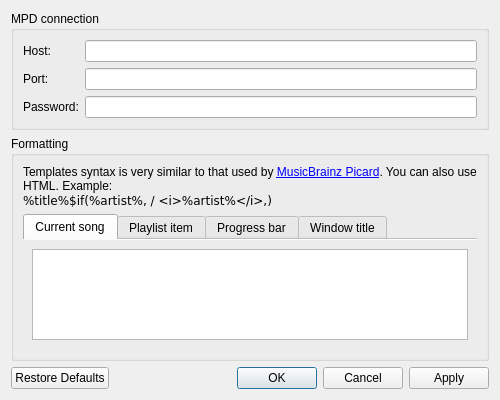
This is qygmy/ui/settings.ui in tsufeki/qygmy as Qt 5 draws it before an edit. The edited form follows.
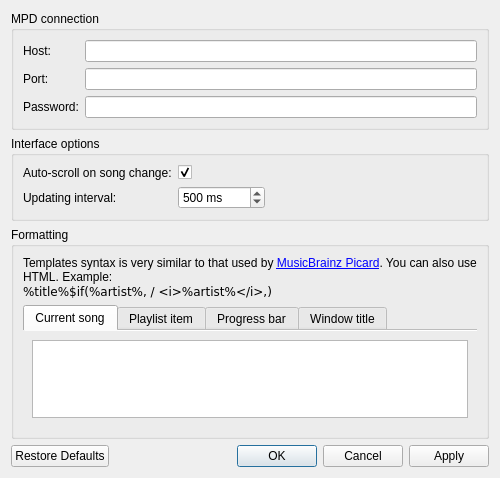
This is the edited form.

Commit message: - Full drag&drop support. - Added some configurable options. - Fixes.

Diff of the .ui file:
```diff
--- a/qygmy/ui/settings.ui
+++ b/qygmy/ui/settings.ui
@@ -10,7 +10,7 @@
     <x>0</x>
     <y>0</y>
     <width>500</width>
-    <height>400</height>
+    <height>448</height>
    </rect>
   </property>
   <property name="windowTitle">
@@ -22,6 +22,12 @@
   <layout class="QVBoxLayout" name="v">
    <item>
     <widget class="QGroupBox" name="conn_group">
+     <property name="sizePolicy">
+      <sizepolicy hsizetype="MinimumExpanding" vsizetype="Fixed">
+       <horstretch>0</horstretch>
+       <verstretch>0</verstretch>
+      </sizepolicy>
+     </property>
      <property name="title">
       <string>MPD connection</string>
      </property>
@@ -76,8 +82,72 @@
      </layout>
     </widget>
    </item>
+   <item>
+    <widget class="QGroupBox" name="gui_group">
+     <property name="sizePolicy">
+      <sizepolicy hsizetype="MinimumExpanding" vsizetype="Fixed">
+       <horstretch>0</horstretch>
+       <verstretch>0</verstretch>
+      </sizepolicy>
+     </property>
+     <property name="title">
+      <string>Interface options</string>
+     </property>
+     <layout class="QFormLayout" name="vm">
+      <property name="fieldGrowthPolicy">
+       <enum>QFormLayout::ExpandingFieldsGrow</enum>
+      </property>
+      <item row="0" column="0">
+       <widget class="QLabel" name="autoscroll_label">
+        <property name="text">
+         <string>Auto-scroll on song change:</string>
+        </property>
+       </widget>
+      </item>
+      <item row="0" column="1">
+       <widget class="QCheckBox" name="autoscroll">
+        <property name="checked">
+         <bool>true</bool>
+        </property>
+       </widget>
+      </item>
+      <item row="1" column="0">
+       <widget class="QLabel" name="interval_label">
+        <property name="text">
+         <string>Updating interval:</string>
+        </property>
+       </widget>
+      </item>
+      <item row="1" column="1">
+       <widget class="QSpinBox" name="interval">
+        <property name="suffix">
+         <string> ms</string>
+        </property>
+        <property name="minimum">
+         <number>100</number>
+        </property>
+        <property name="maximum">
+         <number>3600000</number>
+        </property>
+        <property name="singleStep">
+         <number>100</number>
+        </property>
+        <property name="value">
+         <number>500</number>
+        </property>
+       </widget>
+      </item>
+     </layout>
+    </widget>
+   </item>
    <item>
     <widget class="QGroupBox" name="format_group">
+     <property name="sizePolicy">
+      <sizepolicy hsizetype="MinimumExpanding" vsizetype="MinimumExpanding">
+       <horstretch>0</horstretch>
+       <verstretch>0</verstretch>
+      </sizepolicy>
+     </property>
      <property name="title">
       <string>Formatting</string>
      </property>
@@ -110,18 +180,24 @@
          <bool>true</bool>
         </property>
         <widget class="QWidget" name="tab1">
-         <property name="sizePolicy">
-          <sizepolicy hsizetype="Expanding" vsizetype="Expanding">
-           <horstretch>0</horstretch>
-           <verstretch>0</verstretch>
-          </sizepolicy>
-         </property>
          <attribute name="title">
           <string>Current song</string>
          </attribute>
          <layout class="QVBoxLayout" name="vf1">
           <item>
            <widget class="QPlainTextEdit" name="current_song">
+            <property name="sizePolicy">
+             <sizepolicy hsizetype="Expanding" vsizetype="Ignored">
+              <horstretch>0</horstretch>
+              <verstretch>0</verstretch>
+             </sizepolicy>
+            </property>
+            <property name="minimumSize">
+             <size>
+              <width>0</width>
+              <height>60</height>
+             </size>
+            </property>
             <property name="font">
              <font>
               <family>DejaVu Sans Mono</family>
@@ -132,18 +208,24 @@
          </layout>
         </widget>
         <widget class="QWidget" name="tab2">
-         <property name="sizePolicy">
-          <sizepolicy hsizetype="Expanding" vsizetype="Expanding">
-           <horstretch>0</horstretch>
-           <verstretch>0</verstretch>
-          </sizepolicy>
-         </property>
          <attribute name="title">
           <string>Playlist item</string>
          </attribute>
          <layout class="QVBoxLayout" name="vf2">
           <item>
            <widget class="QPlainTextEdit" name="playlist_item">
+            <property name="sizePolicy">
+             <sizepolicy hsizetype="Expanding" vsizetype="Ignored">
+              <horstretch>0</horstretch>
+              <verstretch>0</verstretch>
+             </sizepolicy>
+            </property>
+            <property name="minimumSize">
+             <size>
+              <width>0</width>
+              <height>60</height>
+             </size>
+            </property>
             <property name="font">
              <font>
               <family>DejaVu Sans Mono</family>
@@ -154,18 +236,24 @@
          </layout>
         </widget>
         <widget class="QWidget" name="tab3">
-         <property name="sizePolicy">
-          <sizepolicy hsizetype="Expanding" vsizetype="Expanding">
-           <horstretch>0</horstretch>
-           <verstretch>0</verstretch>
-          </sizepolicy>
-         </property>
          <attribute name="title">
           <string>Progress bar</string>
          </attribute>
          <layout class="QVBoxLayout" name="vf3">
           <item>
            <widget class="QPlainTextEdit" name="progressbar">
+            <property name="sizePolicy">
+             <sizepolicy hsizetype="Expanding" vsizetype="Ignored">
+              <horstretch>0</horstretch>
+              <verstretch>0</verstretch>
+             </sizepolicy>
+            </property>
+            <property name="minimumSize">
+             <size>
+              <width>0</width>
+              <height>60</height>
+             </size>
+            </property>
             <property name="font">
              <font>
               <family>DejaVu Sans Mono</family>
@@ -176,18 +264,24 @@
          </layout>
         </widget>
         <widget class="QWidget" name="tab4">
-         <property name="sizePolicy">
-          <sizepolicy hsizetype="Expanding" vsizetype="Expanding">
-           <horstretch>0</horstretch>
-           <verstretch>0</verstretch>
-          </sizepolicy>
-         </property>
          <attribute name="title">
           <string>Window title</string>
          </attribute>
          <layout class="QVBoxLayout" name="vf4">
           <item>
            <widget class="QPlainTextEdit" name="window_title">
+            <property name="sizePolicy">
+             <sizepolicy hsizetype="Expanding" vsizetype="Ignored">
+              <horstretch>0</horstretch>
+              <verstretch>0</verstretch>
+             </sizepolicy>
+            </property>
+            <property name="minimumSize">
+             <size>
+              <width>0</width>
+              <height>60</height>
+             </size>
+            </property>
             <property name="font">
              <font>
               <family>DejaVu Sans Mono</family>
```
The commit also changes 9 other files.
